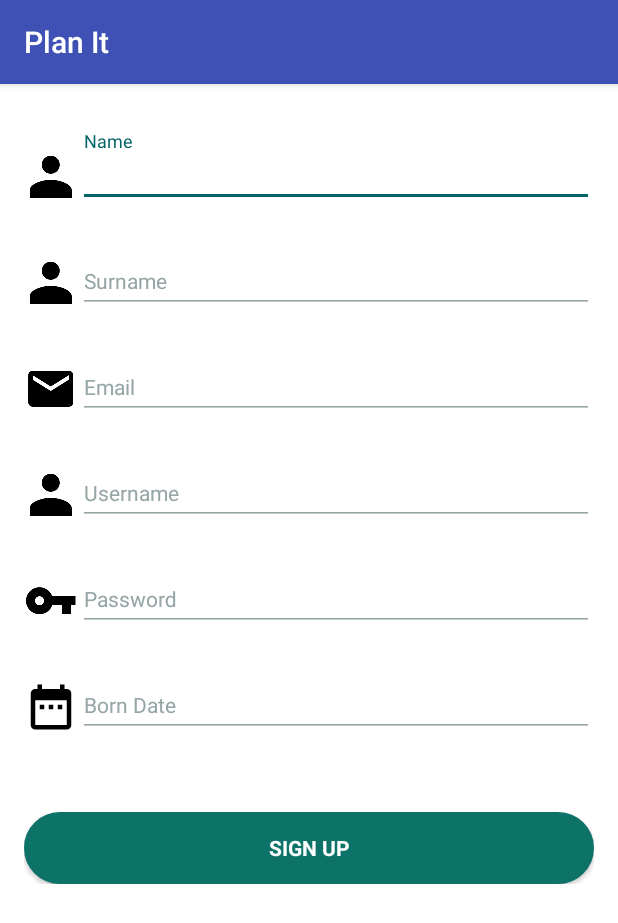
After one commit to lucapasseri/PlanIt, an Android app: the SignupActivity screen opened directly, with no data from a screen before it, on a phone screen of 412 x 824 dp. The commit adds this screen. Shown: the top 923 px of the screen. Run offline under Robolectric (Android 15) with nearby library versions, the phone set to English and light mode, and no system bars.

Commit message:
added signup

```diff
--- a/app/build.gradle
+++ b/app/build.gradle
@@ -27,5 +27,6 @@ dependencies {
     compile 'com.android.support:appcompat-v7:25.3.0'
     compile 'com.android.support:design:25.3.0'
     compile 'com.android.support:support-v4:25.3.0'
+    compile 'com.android.support.constraint:constraint-layout:1.0.2'
     testCompile 'junit:junit:4.12'
 }
--- a/app/src/main/AndroidManifest.xml
+++ b/app/src/main/AndroidManifest.xml
@@ -8,6 +8,7 @@
     <uses-permission android:name="android.permission.READ_CONTACTS" />
     <uses-permission android:name="android.permission.ACCESS_NETWORK_STATE" />
     <uses-permission android:name="android.permission.INTERNET" />
+
     <application
         android:allowBackup="true"
         android:icon="@mipmap/ic_launcher"
@@ -23,12 +24,12 @@
                 <category android:name="android.intent.category.LAUNCHER" />
             </intent-filter>
         </activity>
-        <activity
-            android:name=".LoginActivity"/>
+        <activity android:name=".LoginActivity" />
         <activity
             android:name=".HomeActivity"
             android:label="@string/app_name"
             android:theme="@style/AppTheme.NoActionBar" />
+        <activity android:name=".SignupActivity"></activity>
     </application>
 
 </manifest>
--- a/app/src/main/java/com/example/luca/planit/FirstActivity.java
+++ b/app/src/main/java/com/example/luca/planit/FirstActivity.java
@@ -34,6 +34,8 @@ public class FirstActivity extends AppCompatActivity {
             intent = new Intent(this, LoginActivity.class);
             startActivity(intent);
         }
+
+        finish();
     }
 
     private boolean areDataStored() {
--- /dev/null
+++ b/app/src/main/java/com/example/luca/planit/SignupActivity.java
@@ -0,0 +1,13 @@
+package com.example.luca.planit;
+
+import android.support.v7.app.AppCompatActivity;
+import android.os.Bundle;
+
+public class SignupActivity extends AppCompatActivity {
+
+    @Override
+    protected void onCreate(Bundle savedInstanceState) {
+        super.onCreate(savedInstanceState);
+        setContentView(R.layout.activity_signup);
+    }
+}
--- /dev/null
+++ b/app/src/main/res/layout/activity_signup.xml
@@ -0,0 +1,234 @@
+<RelativeLayout xmlns:android="http://schemas.android.com/apk/res/android"
+    xmlns:tools="http://schemas.android.com/tools"
+    android:layout_width="match_parent"
+    android:layout_height="match_parent"
+    android:gravity="center_horizontal"
+    android:orientation="vertical"
+    android:paddingBottom="@dimen/activity_vertical_margin"
+    android:paddingLeft="@dimen/activity_horizontal_margin"
+    android:paddingRight="@dimen/activity_horizontal_margin"
+    android:paddingTop="@dimen/activity_vertical_margin"
+    tools:context="com.example.luca.planit.LoginActivity"
+    android:background="@color/white">
+
+
+    <ProgressBar
+        android:id="@+id/signup_progress"
+        style="?android:attr/progressBarStyleLarge"
+        android:layout_width="wrap_content"
+        android:layout_height="wrap_content"
+        android:layout_centerInParent="true"
+        android:visibility="gone"/>
+
+    <ScrollView
+        android:id="@+id/login_form"
+        android:layout_width="match_parent"
+        android:layout_height="match_parent">
+
+        <LinearLayout
+            android:id="@+id/signup_email_form"
+            android:layout_width="match_parent"
+            android:layout_height="wrap_content"
+            android:orientation="vertical">
+
+            <LinearLayout
+                android:layout_width="match_parent"
+                android:layout_height="wrap_content"
+                android:orientation="horizontal">
+
+                <ImageView
+                    android:layout_width="wrap_content"
+                    android:layout_height="wrap_content"
+                    android:src="@drawable/ic_person_black_36dp"
+                    android:layout_gravity="bottom"
+                    android:layout_marginBottom="2dp"/>
+
+                <android.support.design.widget.TextInputLayout
+                    android:layout_width="match_parent"
+                    android:layout_height="wrap_content"
+                    android:layout_marginTop="15dp"
+                    android:theme="@style/TextLabel">
+
+                    <EditText
+                        android:id="@+id/signup_name"
+                        android:layout_width="match_parent"
+                        android:layout_height="wrap_content"
+                        android:hint="@string/signup_prompt_name"
+                        android:inputType="text"
+                        android:maxLines="1"
+                        android:singleLine="true" />
+
+                </android.support.design.widget.TextInputLayout>
+
+            </LinearLayout>
+
+            <LinearLayout
+                android:layout_width="match_parent"
+                android:layout_height="wrap_content"
+                android:orientation="horizontal">
+
+                <ImageView
+                    android:layout_width="wrap_content"
+                    android:layout_height="wrap_content"
+                    android:src="@drawable/ic_person_black_36dp"
+                    android:layout_gravity="bottom"
+                    android:layout_marginBottom="2dp"/>
+
+                <android.support.design.widget.TextInputLayout
+                    android:layout_width="match_parent"
+                    android:layout_height="wrap_content"
+                    android:layout_marginTop="20dp"
+                    android:theme="@style/TextLabel">
+
+                    <EditText
+                        android:id="@+id/signup_surname"
+                        android:layout_width="match_parent"
+                        android:layout_height="wrap_content"
+                        android:hint="@string/signup_prompt_surname"
+                        android:inputType="text"
+                        android:maxLines="1"
+                        android:singleLine="true" />
+
+                </android.support.design.widget.TextInputLayout>
+
+            </LinearLayout>
+
+            <LinearLayout
+                android:layout_width="match_parent"
+                android:layout_height="wrap_content"
+                android:orientation="horizontal">
+
+                <ImageView
+                    android:layout_width="wrap_content"
+                    android:layout_height="wrap_content"
+                    android:src="@drawable/ic_mail_black_36dp"
+                    android:layout_gravity="bottom"
+                    android:layout_marginBottom="2dp"/>
+
+                <android.support.design.widget.TextInputLayout
+                    android:layout_width="match_parent"
+                    android:layout_height="wrap_content"
+                    android:layout_marginTop="20dp"
+                    android:theme="@style/TextLabel">
+
+                    <EditText
+                        android:id="@+id/signup_email"
+                        android:layout_width="match_parent"
+                        android:layout_height="wrap_content"
+                        android:hint="@string/signup_prompt_email"
+                        android:inputType="textEmailAddress"
+                        android:maxLines="1"
+                        android:singleLine="true" />
+
+                </android.support.design.widget.TextInputLayout>
+
+            </LinearLayout>
+
+            <LinearLayout
+                android:layout_width="match_parent"
+                android:layout_height="wrap_content"
+                android:orientation="horizontal">
+
+                <ImageView
+                    android:layout_width="wrap_content"
+                    android:layout_height="wrap_content"
+                    android:src="@drawable/ic_person_black_36dp"
+                    android:layout_gravity="bottom"
+                    android:layout_marginBottom="2dp"/>
+
+                <android.support.design.widget.TextInputLayout
+                    android:layout_width="match_parent"
+                    android:layout_height="wrap_content"
+                    android:layout_marginTop="20dp"
+                    android:theme="@style/TextLabel">
+
+                    <EditText
+                        android:id="@+id/signup_username"
+                        android:layout_width="match_parent"
+                        android:layout_height="wrap_content"
+                        android:hint="@string/signup_prompt_username"
+                        android:inputType="text"
+                        android:maxLines="1"
+                        android:singleLine="true" />
+
+                </android.support.design.widget.TextInputLayout>
+
+            </LinearLayout>
+
+            <LinearLayout
+                android:layout_width="match_parent"
+                android:layout_height="wrap_content"
+                android:orientation="horizontal">
+
+                <ImageView
+                    android:layout_width="wrap_content"
+                    android:layout_height="wrap_content"
+                    android:src="@drawable/ic_vpn_key_black_36dp"
+                    android:layout_gravity="bottom"
+                    android:layout_marginBottom="2dp"/>
+
+                <android.support.design.widget.TextInputLayout
+                    android:layout_width="match_parent"
+                    android:layout_height="wrap_content"
+                    android:layout_marginTop="20dp"
+                    android:theme="@style/TextLabel">
+
+                    <EditText
+                        android:id="@+id/signup_password"
+                        android:layout_width="match_parent"
+                        android:layout_height="wrap_content"
+                        android:hint="@string/signup_prompt_password"
+                        android:inputType="textPassword"
+                        android:maxLines="1"
+                        android:singleLine="true" />
+
+                </android.support.design.widget.TextInputLayout>
+
+            </LinearLayout>
+
+            <LinearLayout
+                android:layout_width="match_parent"
+                android:layout_height="wrap_content"
+                android:orientation="horizontal">
+
+                <ImageView
+                    android:layout_width="wrap_content"
+                    android:layout_height="wrap_content"
+                    android:src="@drawable/ic_date_range_black_36dp"
+                    android:layout_gravity="bottom"
+                    android:layout_marginBottom="2dp"/>
+
+                <android.support.design.widget.TextInputLayout
+                    android:layout_width="match_parent"
+                    android:layout_height="wrap_content"
+                    android:layout_marginTop="20dp"
+                    android:theme="@style/TextLabel">
+
+                    <EditText
+                        android:id="@+id/signup_born_date"
+                        android:layout_width="match_parent"
+                        android:layout_height="wrap_content"
+                        android:hint="@string/signup_prompt_born_date"
+                        android:inputType="date"
+                        android:maxLines="1"
+                        android:singleLine="true" />
+
+                </android.support.design.widget.TextInputLayout>
+
+            </LinearLayout>
+
+            <Button
+                android:id="@+id/signup_signup_button"
+                style="?android:textAppearanceSmall"
+                android:layout_width="match_parent"
+                android:layout_height="wrap_content"
+                android:layout_marginTop="50dp"
+                android:text="@string/signup_text_button"
+                android:textStyle="bold"
+                android:textColor="@color/white"
+                android:background="@drawable/signup_button"
+                android:layout_gravity="center_horizontal"/>
+
+        </LinearLayout>
+    </ScrollView>
+</RelativeLayout>
--- a/app/src/main/res/values/strings.xml
+++ b/app/src/main/res/values/strings.xml
@@ -7,25 +7,31 @@
 
     <string name="action_settings">Settings</string>
 
-    <!-- TODO: Remove or change this placeholder text -->
-    <string name="hello_blank_fragment">Hello blank fragment</string>
-    <string name="event_organized_title">EVENT YOU ORGANIZED</string>
-    <string name="event_take_part_title">EVENT YOU TAKE PART IN</string>
+    <string name="event_organized_title">Event you organized</string>
+    <string name="event_take_part_title">Event you take part in</string>
     <string name="nav_groups_title">Groups</string>
     <string name="nav_settings_title">Settings</string>
 
-    <!-- Strings related to login -->
-    <string name="prompt_email">Email or Username</string>
-    <string name="prompt_password">Password</string>
-    <string name="action_log_in">Login</string>
-    <string name="action_log_in_short">Log in</string>
-    <string name="error_invalid_email">This email address or username are not registered</string>
-    <string name="error_incorrect_password">This password is incorrect</string>
-    <string name="error_field_required">This field is required</string>
     <string name="permission_rationale">"Contacts permissions are needed for providing email completions."</string>
     <string name="email_list_pref">emailList</string>
     <string name="email_pref">email</string>
     <string name="password_pref">pasword</string>
-    <string name="action_sign_up">Sign Up</string>
+
+    <!-- Strings related to login -->
+    <string name="login_prompt_email">Email or Username</string>
+    <string name="login_prompt_password">Password</string>
+    <string name="login_text_button">Log In</string>
+    <string name="signup_text_button">Sign Up</string>
+    <string name="error_invalid_email">This email address or username is not registered</string>
+    <string name="error_incorrect_password">This password is incorrect</string>
+    <string name="error_field_required">This field is required</string>
+
+    <!-- Strings related to signup -->
+    <string name="signup_prompt_name">Name</string>
+    <string name="signup_prompt_surname">Surname</string>
+    <string name="signup_prompt_email">Email</string>
+    <string name="signup_prompt_username">Username</string>
+    <string name="signup_prompt_password">Password</string>
+    <string name="signup_prompt_born_date">Born Date</string>
 
 </resources>
```
Also changed, not shown: app/src/main/java/com/example/luca/planit/LoginActivity.java (+41 -51 lines), app/src/main/res/layout/activity_login.xml (+9 -12 lines), app/src/main/res/drawable-hdpi/ic_date_range_black_36dp.png (added), app/src/main/res/drawable-mdpi/ic_date_range_black_36dp.png (added), app/src/main/res/drawable-xhdpi/ic_date_range_black_36dp.png (added), app/src/main/res/drawable-xxhdpi/ic_date_range_black_36dp.png (added), app/src/main/res/drawable-xxxhdpi/ic_date_range_black_36dp.png (added).
